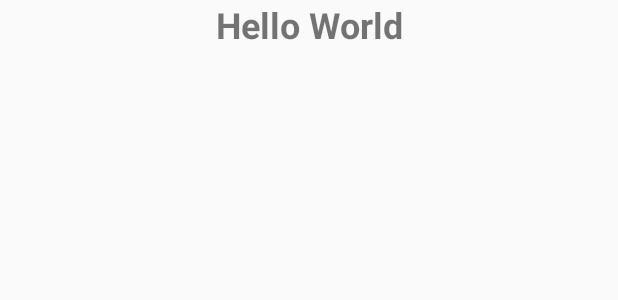
After one commit to AbelDoc/NRE-Droid, an Android app: the layout nre_frame_basic.xml on its own in the app's theme, with its tools: preview values and no code run, on a phone screen of 412 x 824 dp. The commit adds this screen. Shown: the top 300 px of the screen. Run offline under Robolectric (Android 15) with nearby library versions, the phone set to English and light mode, and no system bars.

Commit message:
Add framemanager show and pop frame

```diff
--- /dev/null
+++ b/nredroid/src/main/res/layout/nre_frame_basic.xml
@@ -0,0 +1,14 @@
+<?xml version="1.0" encoding="utf-8"?>
+<LinearLayout xmlns:android="http://schemas.android.com/apk/res/android"
+    android:orientation="vertical" android:layout_width="match_parent"
+    android:layout_height="match_parent">
+
+    <TextView
+        android:id="@+id/nre_frame_basic_txt"
+        android:layout_width="match_parent"
+        android:layout_height="wrap_content"
+        android:text="Hello World"
+        android:textAlignment="center"
+        android:textSize="24sp"
+        android:textStyle="bold" />
+</LinearLayout>
```
Also changed, not shown: nredroid/src/main/java/com/nre/nredroid/activity/NREActivity.java (+8 -0 lines), nredroid/src/main/java/com/nre/nredroid/exception/FrameConstructionException.java (added, +8 -0 lines), nredroid/src/main/java/com/nre/nredroid/frame/BasicFrame.java (added, +16 -0 lines), nredroid/src/main/java/com/nre/nredroid/frame/FrameBuilder.java (added, +10 -0 lines), nredroid/src/main/java/com/nre/nredroid/frame/FrameManager.java (+39 -4 lines), nredroid_test/src/main/java/com/nre/nredroid_test/NRE_Main.java (+7 -0 lines).
